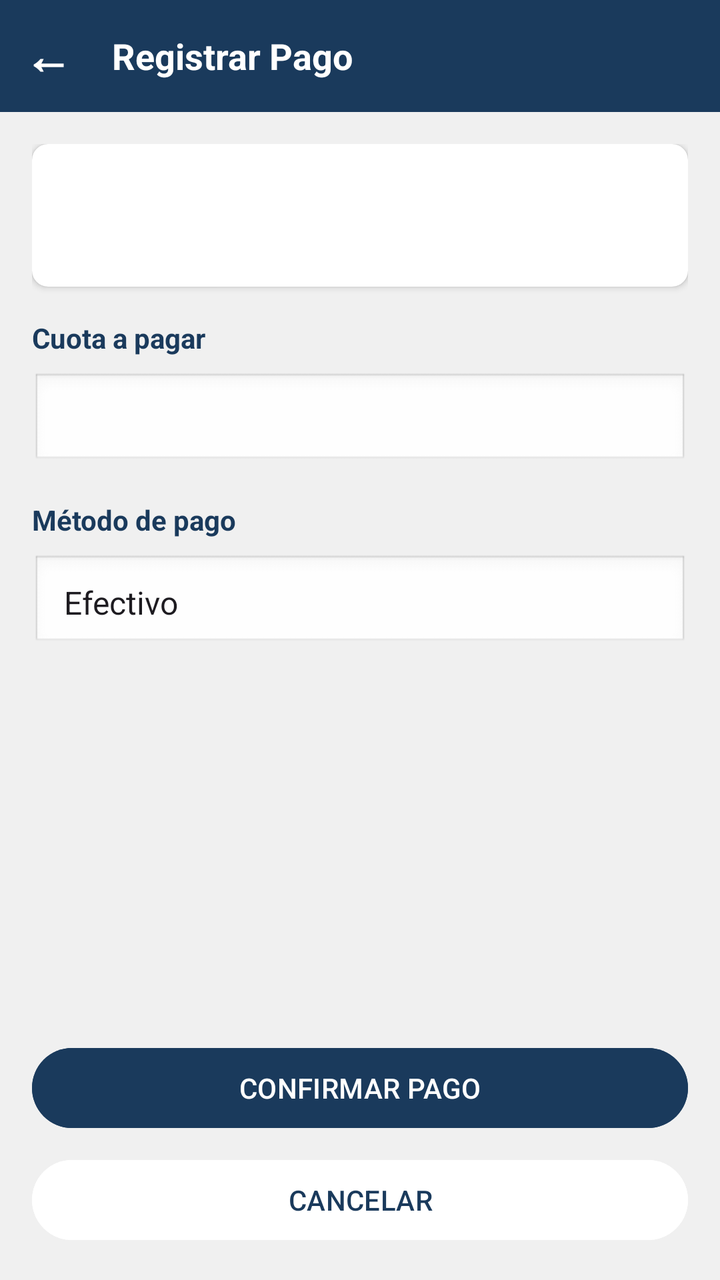
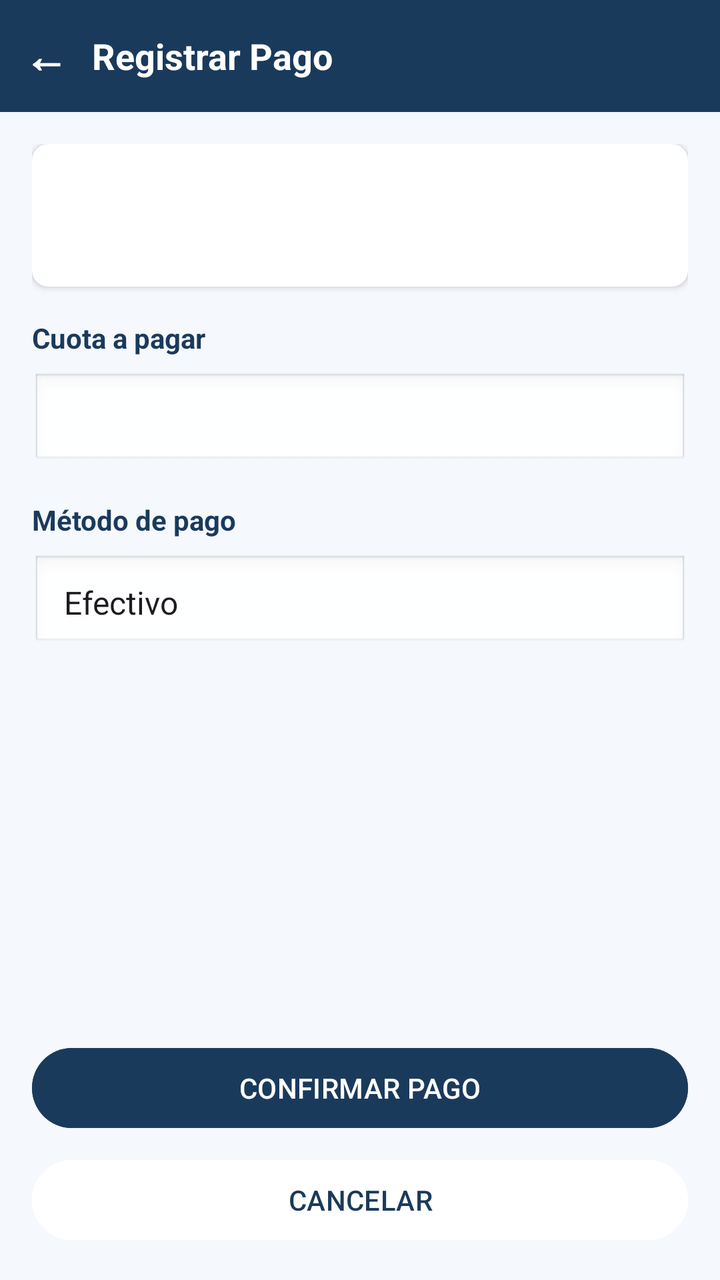

Compare the two renders of this Android layout. The source of the first and the diff that turns it into the second are given below.
<!-- AndroidManifest.xml: application theme Theme.ClubDeportivo -->
<!-- res/layout/activity_registrar_pago.xml -->
<?xml version="1.0" encoding="utf-8"?>
<LinearLayout xmlns:android="http://schemas.android.com/apk/res/android"
    xmlns:app="http://schemas.android.com/apk/res-auto"
    android:layout_width="match_parent"
    android:layout_height="match_parent"
    android:orientation="vertical"
    android:background="@color/colorBackgroundGray">

    
    <LinearLayout
        android:layout_width="match_parent"
        android:layout_height="56dp"
        android:background="@color/colorPrimaryDark"
        android:orientation="horizontal"
        android:gravity="center_vertical"
        android:paddingStart="12dp"
        android:paddingEnd="12dp">

        <TextView
            android:id="@+id/btnVolver"
            android:layout_width="wrap_content"
            android:layout_height="wrap_content"
            android:text="←"
            android:textSize="24sp"
            android:textStyle="bold"
            android:textColor="@color/white"
            android:layout_marginEnd="12dp"/>

        <TextView
            android:layout_width="wrap_content"
            android:layout_height="wrap_content"
            android:text="Registrar Pago"
            android:textColor="@color/white"
            android:textSize="18sp"
            android:textStyle="bold"
            android:layout_marginStart="8dp"/>
    </LinearLayout>

    <ScrollView
        android:layout_width="match_parent"
        android:layout_height="0dp"
        android:layout_weight="1"
        android:padding="16dp">

        <LinearLayout
            android:layout_width="match_parent"
            android:layout_height="wrap_content"
            android:orientation="vertical">

            
            <androidx.cardview.widget.CardView
                android:layout_width="match_parent"
                android:layout_height="wrap_content"
                android:layout_marginBottom="16dp"
                app:cardCornerRadius="8dp"
                app:cardElevation="2dp">

                <LinearLayout
                    android:layout_width="match_parent"
                    android:layout_height="wrap_content"
                    android:orientation="vertical"
                    android:padding="16dp">

                    <TextView
                        android:id="@+id/tvNombreSocio"
                        android:layout_width="wrap_content"
                        android:layout_height="wrap_content"
                        android:text=""
                        android:textSize="16sp"
                        android:textStyle="bold"
                        android:textColor="@color/colorPrimaryDark"/>

                    <TextView
                        android:id="@+id/tvDniSocio"
                        android:layout_width="wrap_content"
                        android:layout_height="wrap_content"
                        android:text=""
                        android:textSize="13sp"
                        android:textColor="@color/colorTextMuted"/>
                </LinearLayout>
            </androidx.cardview.widget.CardView>

            
            <TextView
                android:layout_width="wrap_content"
                android:layout_height="wrap_content"
                android:text="Cuota a pagar"
                android:textSize="14sp"
                android:textColor="@color/colorPrimaryDark"
                android:textStyle="bold"
                android:layout_marginBottom="8dp"/>

            <Spinner
                android:id="@+id/spinnerCuotas"
                android:layout_width="match_parent"
                android:layout_height="wrap_content"
                android:layout_marginBottom="16dp"
                android:background="@android:drawable/edit_text"
                android:padding="8dp"/>

            
            <TextView
                android:id="@+id/tvSinCuotas"
                android:layout_width="match_parent"
                android:layout_height="wrap_content"
                android:text="Este socio no tiene cuotas generadas. Generarlas desde el módulo de Vencimientos."
                android:textColor="@color/colorError"
                android:textSize="13sp"
                android:visibility="gone"
                android:layout_marginBottom="16dp"/>

            
            <TextView
                android:layout_width="wrap_content"
                android:layout_height="wrap_content"
                android:text="Método de pago"
                android:textSize="14sp"
                android:textColor="@color/colorPrimaryDark"
                android:textStyle="bold"
                android:layout_marginBottom="8dp"/>

            <Spinner
                android:id="@+id/spinnerMedio"
                android:layout_width="match_parent"
                android:layout_height="wrap_content"
                android:layout_marginBottom="16dp"
                android:background="@android:drawable/edit_text"
                android:padding="8dp"
                android:entries="@array/medios_pago"/>

            
            <androidx.cardview.widget.CardView
                android:id="@+id/cardComprobante"
                android:layout_width="match_parent"
                android:layout_height="wrap_content"
                android:layout_marginBottom="16dp"
                android:visibility="gone"
                app:cardCornerRadius="8dp"
                app:cardBackgroundColor="@color/colorStatusOkLight">

                <LinearLayout
                    android:layout_width="match_parent"
                    android:layout_height="wrap_content"
                    android:orientation="vertical"
                    android:padding="16dp">

                    <TextView
                        android:layout_width="wrap_content"
                        android:layout_height="wrap_content"
                        android:text="✓ Pago registrado exitosamente"
                        android:textColor="@color/colorStatusOk"
                        android:textStyle="bold"
                        android:textSize="15sp"
                        android:layout_marginBottom="8dp"/>

                    <TextView
                        android:id="@+id/tvComprobantePeriodo"
                        android:layout_width="wrap_content"
                        android:layout_height="wrap_content"
                        android:textSize="13sp"
                        android:textColor="@color/colorTextPrimary"/>

                    <TextView
                        android:id="@+id/tvComprobanteMonto"
                        android:layout_width="wrap_content"
                        android:layout_height="wrap_content"
                        android:textSize="13sp"
                        android:textColor="@color/colorTextPrimary"/>

                    <TextView
                        android:id="@+id/tvComprobanteFecha"
                        android:layout_width="wrap_content"
                        android:layout_height="wrap_content"
                        android:textSize="13sp"
                        android:textColor="@color/colorTextPrimary"/>

                    <TextView
                        android:id="@+id/tvComprobanteMedio"
                        android:layout_width="wrap_content"
                        android:layout_height="wrap_content"
                        android:textSize="13sp"
                        android:textColor="@color/colorTextPrimary"/>

                </LinearLayout>
            </androidx.cardview.widget.CardView>

        </LinearLayout>
    </ScrollView>

    
    <LinearLayout
        android:layout_width="match_parent"
        android:layout_height="wrap_content"
        android:orientation="vertical"
        android:padding="16dp">

        <Button
            android:id="@+id/btnConfirmarPago"
            android:layout_width="match_parent"
            android:layout_height="wrap_content"
            android:text="CONFIRMAR PAGO"
            android:backgroundTint="@color/colorPrimaryDark"
            android:textColor="@color/white"
            android:layout_marginBottom="8dp"/>

        <Button
            android:id="@+id/btnCancelar"
            android:layout_width="match_parent"
            android:layout_height="wrap_content"
            android:text="CANCELAR"
            android:backgroundTint="@color/white"
            android:textColor="@color/colorPrimaryDark"/>

    </LinearLayout>

</LinearLayout>
<!-- resources referenced by this layout -->
<resources>
  <string-array name="medios_pago">
          <item>Efectivo</item>
          <item>Virtual</item>
          <item>Debito</item>
          <item>Credito</item>
      </string-array>
  <color name="colorBackgroundGray">#F0F0F0</color>
  <color name="colorError">#C62828</color>
  <color name="colorPrimaryDark">#1A3A5C</color>
  <color name="colorStatusOk">#2E7D32</color>
  <color name="colorStatusOkLight">#E0F4E3</color>
  <color name="colorTextMuted">#888888</color>
  <color name="colorTextPrimary">#1A1A1A</color>
  <color name="white">#FFFFFFFF</color>
  <style name="Theme.ClubDeportivo" parent="Base.Theme.ClubDeportivo" />
  <style name="Base.Theme.ClubDeportivo" parent="Theme.Material3.DayNight.NoActionBar">
          
          
      </style>
</resources>

<!-- the commit's change to res/layout/activity_registrar_pago.xml (unified diff, before → after) -->
@@ -4,7 +4,7 @@
     android:layout_width="match_parent"
     android:layout_height="match_parent"
     android:orientation="vertical"
-    android:background="@color/colorBackgroundGray">
+    android:background="@color/colorBackground">
 
     
     <LinearLayout
@@ -21,10 +21,12 @@
             android:layout_width="wrap_content"
             android:layout_height="wrap_content"
             android:text="←"
-            android:textSize="24sp"
+            android:textSize="22sp"
             android:textStyle="bold"
             android:textColor="@color/white"
-            android:layout_marginEnd="12dp"/>
+            android:layout_marginEnd="12dp"
+            android:clickable="true"
+            android:focusable="true"/>
 
         <TextView
             android:layout_width="wrap_content"
@@ -32,8 +34,7 @@
             android:text="Registrar Pago"
             android:textColor="@color/white"
             android:textSize="18sp"
-            android:textStyle="bold"
-            android:layout_marginStart="8dp"/>
+            android:textStyle="bold"/>
     </LinearLayout>
 
     <ScrollView
<!-- resource entries referenced after the edit -->
@@ -6,7 +6,7 @@
           <item>Debito</item>
           <item>Credito</item>
       </string-array>
-  <color name="colorBackgroundGray">#F0F0F0</color>
+  <color name="colorBackground">#F5F8FC</color>
   <color name="colorError">#C62828</color>
   <color name="colorPrimaryDark">#1A3A5C</color>
   <color name="colorStatusOk">#2E7D32</color>
